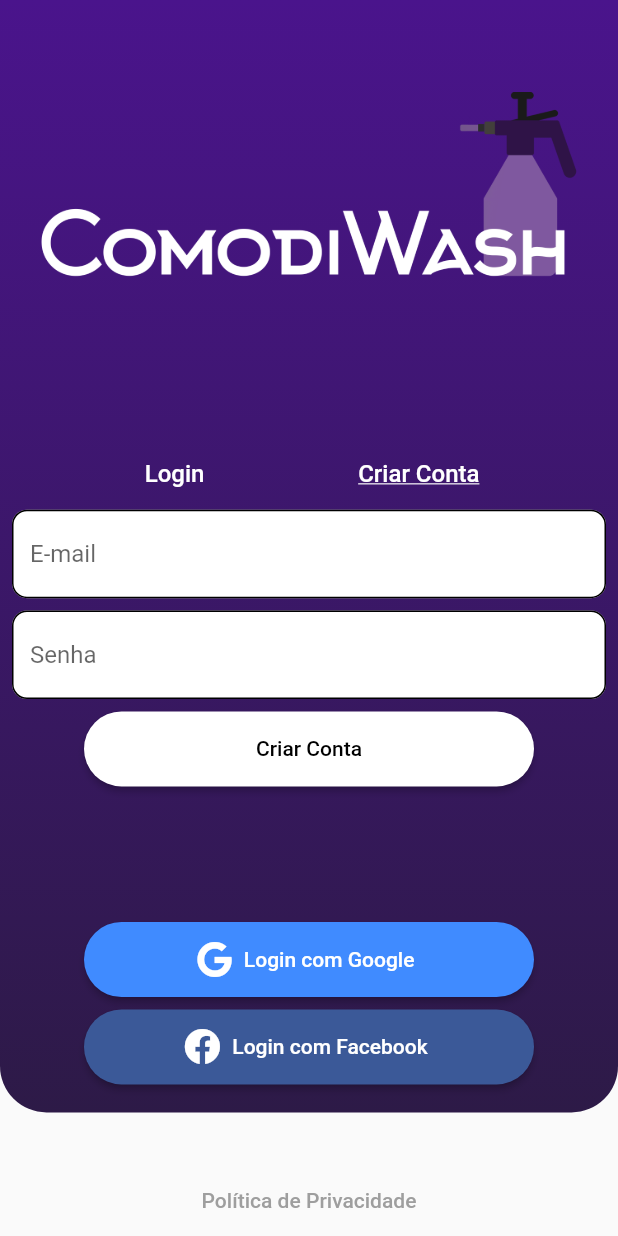
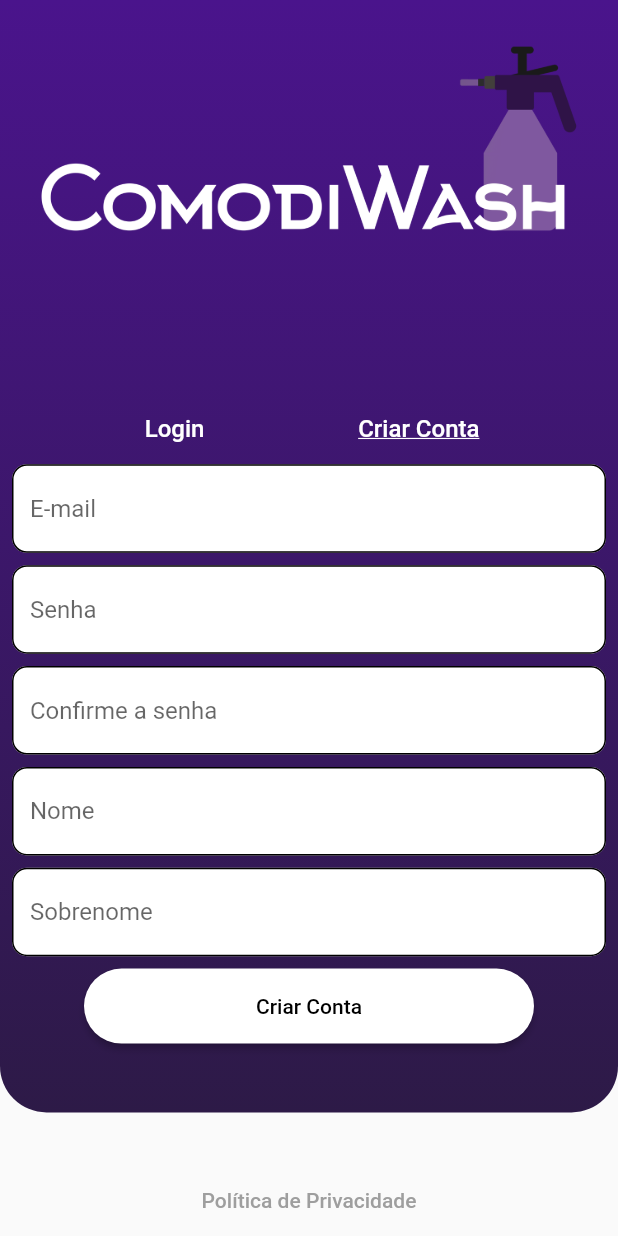
Before and after one commit to DiegoGuerra00/Comodiwash, a Flutter app: the screen it shows after launch, after a tap on "Login", on a phone screen of 412 x 824 dp. Run offline on Flutter 3.47's test engine with Material 2 defaults, Android fonts, the phone set to English and light mode, and no system bars; our stand-ins replace cloud_firestore, curved_navigation_bar, firebase_auth, firebase_core, flutter_rating_bar, flutter_slidable and 5 more; missing offline and left inert: quick_actions; accounts and stored records are empty.

Commit message:
More changes to login page

```diff
--- a/lib/pages/checklist_pages/lights_checklist_page.dart.dart
+++ b/lib/pages/checklist_pages/lights_checklist_page.dart.dart
@@ -16,7 +16,7 @@ class _LightsChecklistPageState extends State<LightsChecklistPage> {
   bool isFrontBanner =
       true; // true if the banner with the front of the car is on the screen, false if the rear banner is beeing shown
   int bannerIndex = 0;
-  String bannerPath = 'assets/images/ComodiWash_horizontal.png';
+  String bannerPath = 'assets/images/checklist_assets/checklist_front.png';
 
   // Lights info from firestore
   // TODO implement realtime database
@@ -43,12 +43,12 @@ class _LightsChecklistPageState extends State<LightsChecklistPage> {
     switch (bannerIndex) {
       case 0:
         setState(() {
-          bannerPath = 'assets/images/ComodiWash_horizontal.png';
+          bannerPath = 'assets/images/checklist_assets/checklist_front.png';
         });
         break;
       case 1:
         setState(() {
-          bannerPath = 'assets/images/user_profile_banner.png';
+          bannerPath = 'assets/images/checklist_assets/checklist_rear.png';
         });
         break;
     }
--- a/lib/pages/login_pages/login_page.dart
+++ b/lib/pages/login_pages/login_page.dart
@@ -2,7 +2,7 @@ import 'dart:ui';
 import 'package:comodiwash/pages/user_profile_pages/support_pages/privacy_policy_page.dart';
 import 'package:comodiwash/services/auth_service.dart';
 import 'package:flutter/material.dart';
-import 'package:fluttertoast/fluttertoast.dart';
+import 'package:flutter/rendering.dart';
 import 'package:font_awesome_flutter/font_awesome_flutter.dart';
 import 'package:provider/provider.dart';
 
@@ -13,7 +13,17 @@ class Login extends StatefulWidget {
 
 class _LoginState extends State<Login> {
   final _emailFormKey = GlobalKey<FormState>();
+  final _passwordFormKey = GlobalKey<FormState>();
+  final _confirmPasswordFormKey = GlobalKey<FormState>();
+  final _nameFormKey = GlobalKey<FormState>();
+  final _surnameFormKey = GlobalKey<FormState>();
   bool isLogin = true;
+
+  Widget genericSizedBox() {
+    return SizedBox(
+      height: MediaQuery.of(context).size.height * 0.01,
+    );
+  }
 
   /// Create a container with gradient for the purple background and the column with the buttons
   Widget buildBackground() {
@@ -45,10 +55,10 @@ class _LoginState extends State<Login> {
             bannerLogo(),
             SizedBox(height: MediaQuery.of(context).size.height * 0.1),
             emailLoginField(),
-            SizedBox(height: MediaQuery.of(context).size.height * 0.1),
-            googleLoginButton(),
+            SizedBox(height: MediaQuery.of(context).size.height * 0.05),
+            isLogin ? googleLoginButton() : Container(),
             SizedBox(height: MediaQuery.of(context).size.height * 0.01),
-            facebookLoginButton(),
+            isLogin ? facebookLoginButton() : Container(),
             Spacer(),
             privacyButton(),
           ],
@@ -100,91 +110,7 @@ class _LoginState extends State<Login> {
     );
   }
 
-  Widget emailLoginField() {
-    TextEditingController _email = TextEditingController();
-    TextEditingController _password = TextEditingController();
-
-    return Form(
-        key: _emailFormKey,
-        child: Padding(
-          padding: const EdgeInsets.all(8.0),
-          child: Column(
-            children: [
-              createAccountRow(),
-              TextFormField(
-                controller: _email,
-                decoration: const InputDecoration(
-                  border: OutlineInputBorder(),
-                  hintText: 'E-mail',
-                  fillColor: Colors.white,
-                  filled: true,
-                  enabledBorder: OutlineInputBorder(
-                      borderRadius: BorderRadius.all(Radius.circular(10))),
-                ),
-                autocorrect: false,
-                validator: (value) {
-                  if (value == null || value.isEmpty) {
-                    return 'Insira seu e-mail por favor';
-                  }
-                  return null;
-                },
-              ),
-              SizedBox(
-                height: MediaQuery.of(context).size.height * 0.01,
-              ),
-              TextFormField(
-                controller: _password,
-                decoration: const InputDecoration(
-                  border: OutlineInputBorder(),
-                  hintText: 'Senha',
-                  fillColor: Colors.white,
-                  filled: true,
-                  enabledBorder: OutlineInputBorder(
-                      borderRadius: BorderRadius.all(Radius.circular(10))),
-                ),
-                obscureText: true,
-                autocorrect: false,
-                enableSuggestions: false,
-                validator: (value) {
-                  if (value == null || value.isEmpty) {
-                    return 'Insira sua senha por favor';
-                  }
-                  return null;
-                },
-              ),
-              SizedBox(
-                height: MediaQuery.of(context).size.height * 0.01,
-              ),
-              ElevatedButton(
-                  style: ElevatedButton.styleFrom(
-                    shape: RoundedRectangleBorder(
-                        borderRadius: BorderRadius.circular(100)),
-                    primary: Colors.white,
-                    onPrimary: Colors.black,
-                    minimumSize: Size(300, 50),
-                  ),
-                  onPressed: () {
-                    if (isLogin) {
-                      final provider =
-                          Provider.of<AuthProvider>(context, listen: false);
-                      provider.emailSignIn(
-                          email: _email.text.trim(),
-                          password: _password.text.trim());
-                    } else {
-                      final provider =
-                          Provider.of<AuthProvider>(context, listen: false);
-                      provider.emailCreateAccount(
-                          email: _email.text.trim(),
-                          password: _password.text.trim());
-                    }
-                  },
-                  child: isLogin ? const Text('Login') : const Text('Criar Conta'))
-            ],
-          ),
-        ));
-  }
-
-  Widget createAccountRow() {
+  Widget loginOptionsRow() {
     return Row(
       mainAxisAlignment: MainAxisAlignment.center,
       children: [
@@ -219,6 +145,211 @@ class _LoginState extends State<Login> {
     );
   }
 
+  Widget emailLoginField() {
+    TextEditingController _email = TextEditingController();
+    TextEditingController _password = TextEditingController();
+    TextEditingController _confirmPassword = TextEditingController();
+    TextEditingController _name = TextEditingController();
+    TextEditingController _surname = TextEditingController();
+
+    return Padding(
+      padding: const EdgeInsets.all(8.0),
+      child: Column(
+        children: [
+          loginOptionsRow(),
+          Container(
+              width: MediaQuery.of(context).size.width,
+              child: emailForm(_email)),
+          genericSizedBox(),
+          passwordField(_password),
+          genericSizedBox(),
+          !isLogin ? confirmPasswordField(_confirmPassword) : Container(),
+          !isLogin ? genericSizedBox() : Container(),
+          !isLogin ? nameField(_name) : Container(),
+          !isLogin ? genericSizedBox() : Container(),
+          !isLogin ? surnameField(_surname) : Container(),
+          !isLogin ? genericSizedBox() : Container(),
+          loginConfirmButton(
+              _email, _password, _confirmPassword, _name, _surname)
+        ],
+      ),
+    );
+  }
+
+  Widget emailForm(TextEditingController _email) {
+    return Form(
+        key: _emailFormKey,
+        child: TextFormField(
+          controller: _email,
+          decoration: const InputDecoration(
+            border: OutlineInputBorder(),
+            hintText: 'E-mail',
+            fillColor: Colors.white,
+            filled: true,
+            enabledBorder: OutlineInputBorder(
+                borderRadius: BorderRadius.all(Radius.circular(10))),
+          ),
+          autocorrect: false,
+          validator: (value) {
+            if (value == null || value.isEmpty) {
+              return 'Insira seu e-mail por favor';
+            }
+            return null;
+          },
+        ));
+  }
+
+  Widget passwordField(TextEditingController _password) {
+    return Form(
+      key: _passwordFormKey,
+      child: TextFormField(
+        controller: _password,
+        decoration: const InputDecoration(
+          border: OutlineInputBorder(),
+          hintText: 'Senha',
+          fillColor: Colors.white,
+          filled: true,
+          enabledBorder: OutlineInputBorder(
+              borderRadius: BorderRadius.all(Radius.circular(10))),
+        ),
+        obscureText: true,
+        autocorrect: false,
+        enableSuggestions: false,
+        validator: (value) {
+          if (value == null || value.isEmpty) {
+            return 'Insira sua senha por favor';
+          }
+          return null;
+        },
+      ),
+    );
+  }
+
+  Widget confirmPasswordField(TextEditingController _confirmPassword) {
+    return Form(
+      key: _confirmPasswordFormKey,
+      child: TextFormField(
+        controller: _confirmPassword,
+        decoration: const InputDecoration(
+          border: OutlineInputBorder(),
+          hintText: 'Confirme a senha',
+          fillColor: Colors.white,
+          filled: true,
+          enabledBorder: OutlineInputBorder(
+              borderRadius: BorderRadius.all(Radius.circular(10))),
+        ),
+        obscureText: true,
+        autocorrect: false,
+        enableSuggestions: false,
+        validator: (value) {
+          if (value == null || value.isEmpty) {
+            return 'Insira sua senha por favor';
+          }
+          return null;
+        },
+      ),
+    );
+  }
+
+  Widget nameField(TextEditingController _name) {
+    return Form(
+        key: _nameFormKey,
+        child: TextFormField(
+          controller: _name,
+          decoration: const InputDecoration(
+            border: OutlineInputBorder(),
+            hintText: 'Nome',
+            fillColor: Colors.white,
+            filled: true,
+            enabledBorder: OutlineInputBorder(
+                borderRadius: BorderRadius.all(Radius.circular(10))),
+          ),
+          obscureText: true,
+          autocorrect: false,
+          enableSuggestions: false,
+          validator: (value) {
+            if (value == null || value.isEmpty) {
+              return 'Insira seu nome por favor';
+            }
+            return null;
+          },
+        ));
+  }
+
+  Widget surnameField(TextEditingController _surname) {
+    return Form(
+        key: _surnameFormKey,
+        child: TextFormField(
+          controller: _surname,
+          decoration: const InputDecoration(
+            border: OutlineInputBorder(),
+            hintText: 'Sobrenome',
+            fillColor: Colors.white,
+            filled: true,
+            enabledBorder: OutlineInputBorder(
+                borderRadius: BorderRadius.all(Radius.circular(10))),
+          ),
+          obscureText: true,
+          autocorrect: false,
+          enableSuggestions: false,
+          validator: (value) {
+            if (value == null || value.isEmpty) {
+              return 'Insira seu sobrenome por favor';
+            }
+            return null;
+          },
+        ));
+  }
+
+  Widget loginConfirmButton(
+      TextEditingController _email,
+      TextEditingController _password,
+      TextEditingController _confirmPassword,
+      TextEditingController _name,
+      TextEditingController _surname) {
+    return ElevatedButton(
+        style: ElevatedButton.styleFrom(
+          shape:
+              RoundedRectangleBorder(borderRadius: BorderRadius.circular(100)),
+          primary: Colors.white,
+          onPrimary: Colors.black,
+          minimumSize: Size(300, 50),
+        ),
+        onPressed: () {
+          if (isLogin) {
+            final provider = Provider.of<AuthProvider>(context, listen: false);
+            provider.emailSignIn(
+                email: _email.text.trim(), password: _password.text.trim());
+          } else {
+            final provider = Provider.of<AuthProvider>(context, listen: false);
+            if (_password.text.trim() == _confirmPassword.text.trim()) {
+              provider.emailCreateAccount(
+                  email: _email.text.trim(), password: _password.text.trim());
+            } else {
+              showDialog(
+                  context: context,
+                  builder: (BuildContext context) {
+                    return AlertDialog(
+                      title: Text('Aviso'),
+                      content: Text(
+                          'O login ou senha estão inválidos.\nRevise as informações ou altere sua senha em "esqueci minha senha"'),
+                      actions: <Widget>[
+                        TextButton(
+                            onPressed: Navigator.of(context).pop,
+                            child: Text(
+                              'Entendi',
+                              style: TextStyle(
+                                  color: Color.fromRGBO(45, 26, 71, 1)),
+                            ))
+                      ],
+                    );
+                  });
+            }
+          }
+        },
+        child: isLogin ? const Text('Login') : const Text('Criar Conta'));
+  }
+
   /// TextButton that leads to the privacy policy page
   Widget privacyButton() {
     return TextButton(
@@ -235,8 +366,8 @@ class _LoginState extends State<Login> {
   @override
   Widget build(BuildContext context) {
     return Scaffold(
-      resizeToAvoidBottomInset: false,
-      body: buildBackground(),
+      // resizeToAvoidBottomInset: false,
+      body: buildBackground()
     );
   }
 }
--- a/pubspec.yaml
+++ b/pubspec.yaml
@@ -113,6 +113,7 @@ flutter:
     - assets/images/
     - assets/images/products_assets/
     - assets/images/services_assets/
+    - assets/images/checklist_assets/
     - assets/icons/
     - assets/icons/placas/
     - assets/icons/colors/
```
Also changed, not shown: assets/images/checklist_assets/checklist_front.png (added), assets/images/checklist_assets/checklist_rear.png (added).
